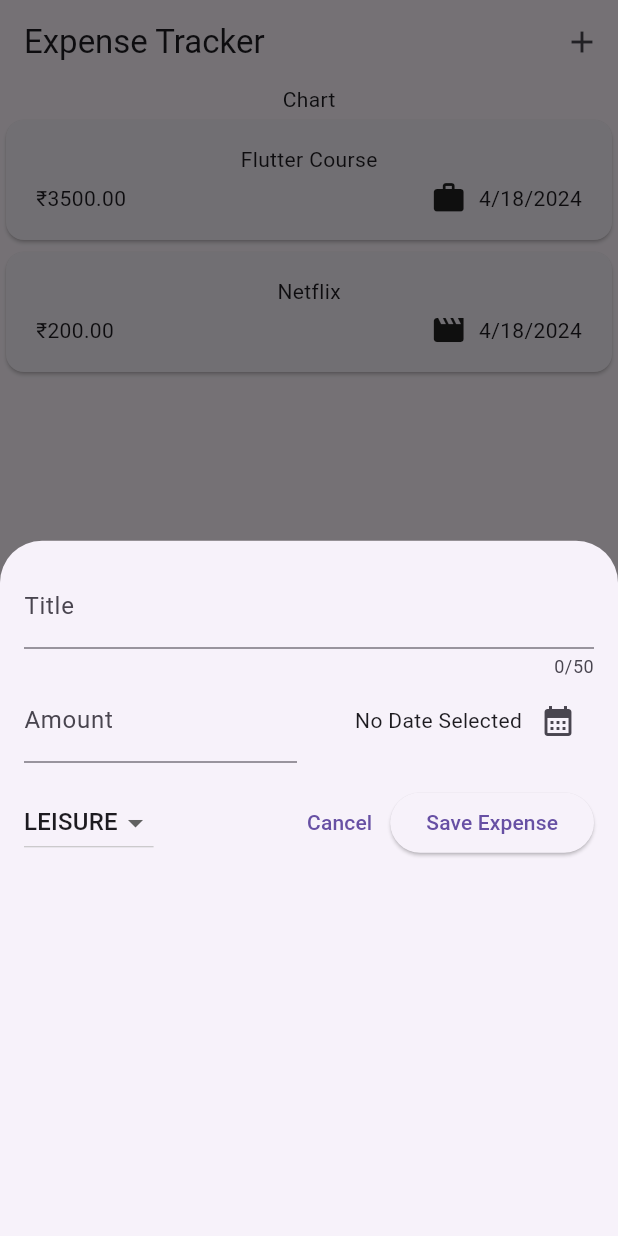
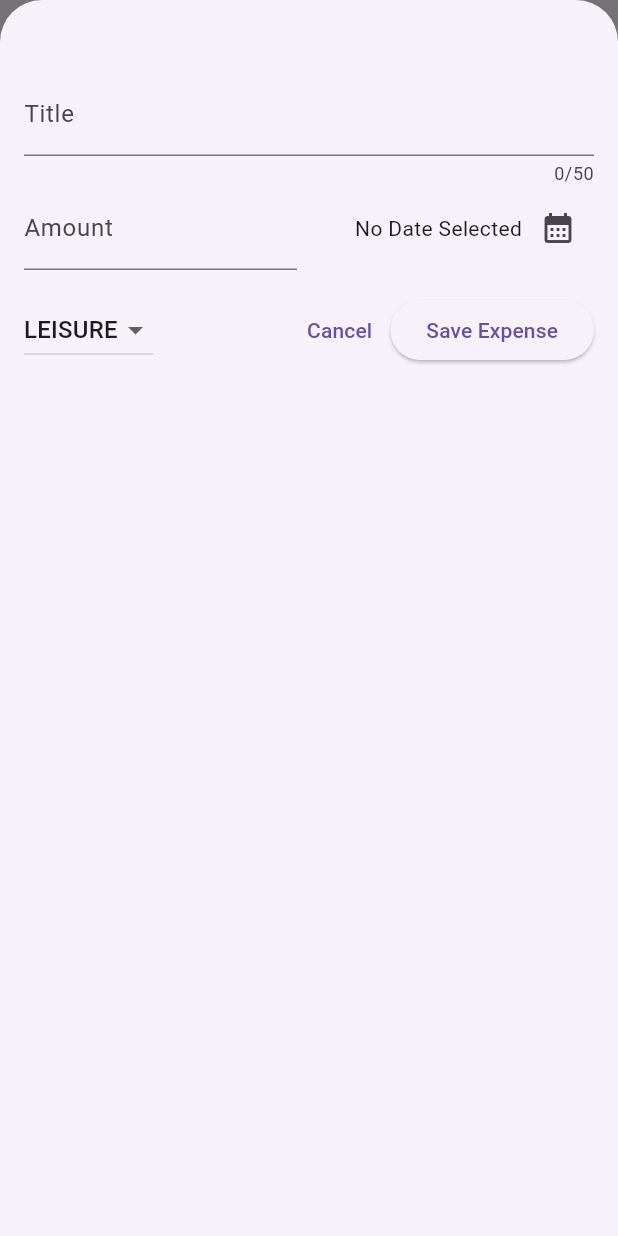
Before and after one commit to Slygoross/expense-tracker, a Flutter app: the screen it shows after launch, after a tap on the "add" icon, on a phone screen of 412 x 824 dp. Run offline on Flutter 3.47's test engine with Material 3 defaults, Android fonts, the phone set to English and light mode, and no system bars.

Commit message:
Video 119 - Making Full Screen Modal

```diff
--- a/lib/Widgets/expenses.dart
+++ b/lib/Widgets/expenses.dart
@@ -27,6 +27,8 @@ class _ExpensesState extends State<Expenses> {
 
   void _openAddExpenseOverlay() {
     showModalBottomSheet(
+      //isScrollControlled with set the modalbottomsheet to full screen
+      isScrollControlled: true,
       context: context,
       builder: (ctx) => NewExpense(
         onAddExpense: _addExpense,
--- a/lib/Widgets/new_expense.dart
+++ b/lib/Widgets/new_expense.dart
@@ -68,6 +68,8 @@ class _NewExpenseState extends State<NewExpense> {
         category: _selectedCategory,
       ),
     );
+    //closes the dialog modal after adding a new expense
+    Navigator.pop(context);
   }
 
   // Dispose method here is used to clear out the memory so that controller doesnt keep stuff in memory
@@ -82,7 +84,7 @@ class _NewExpenseState extends State<NewExpense> {
   Widget build(BuildContext context) {
     return Padding(
       // remove const in front of padding if error comes in future
-      padding: EdgeInsets.all(16),
+      padding: EdgeInsets.fromLTRB(16, 48, 16, 16),
       child: Column(
         children: [
           TextField(
```
